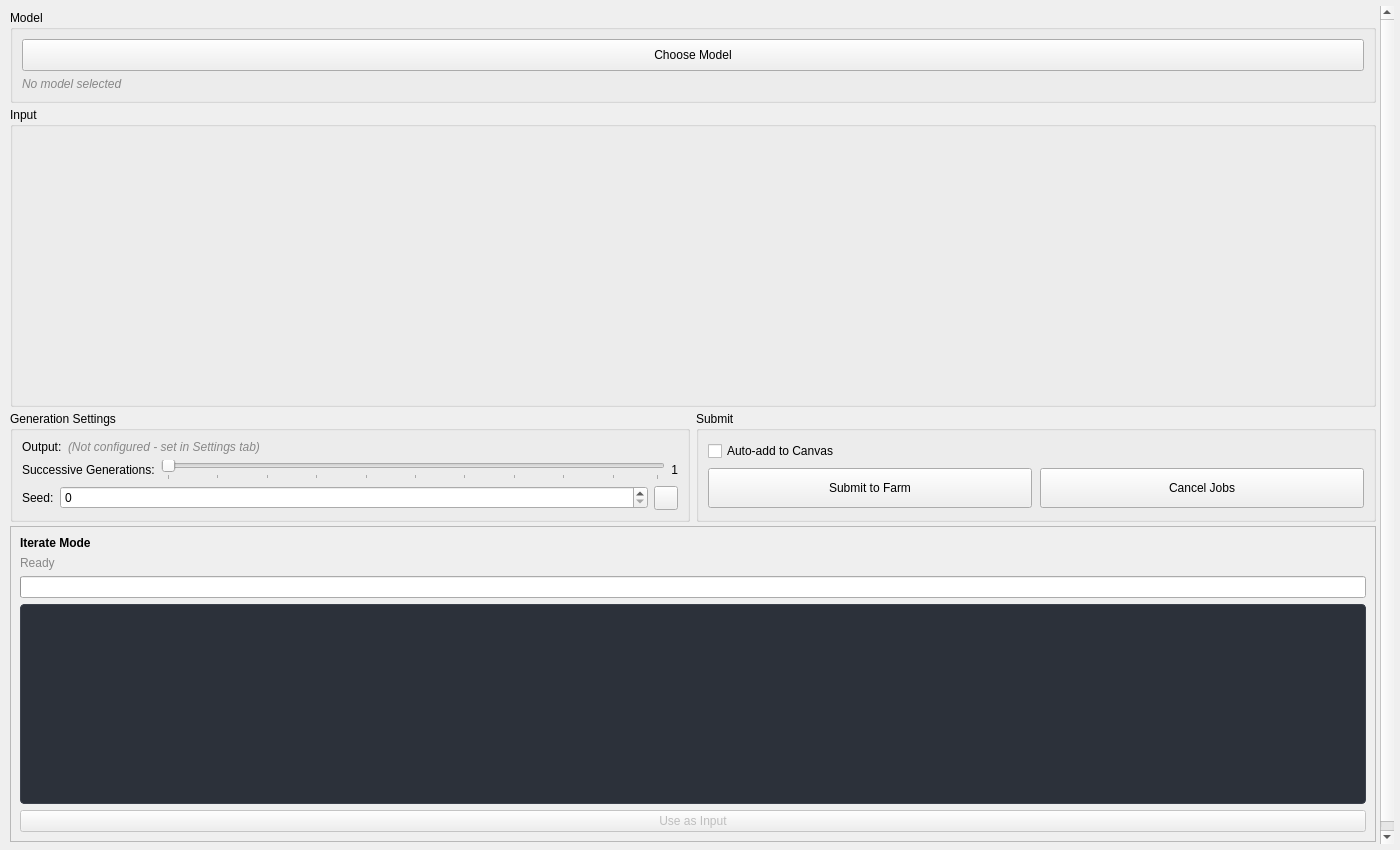
This is resources/ui/tabs/comfyui.ui in cpt-cabbage/luma_tools as Qt 5 draws it before an edit. The edited form follows.
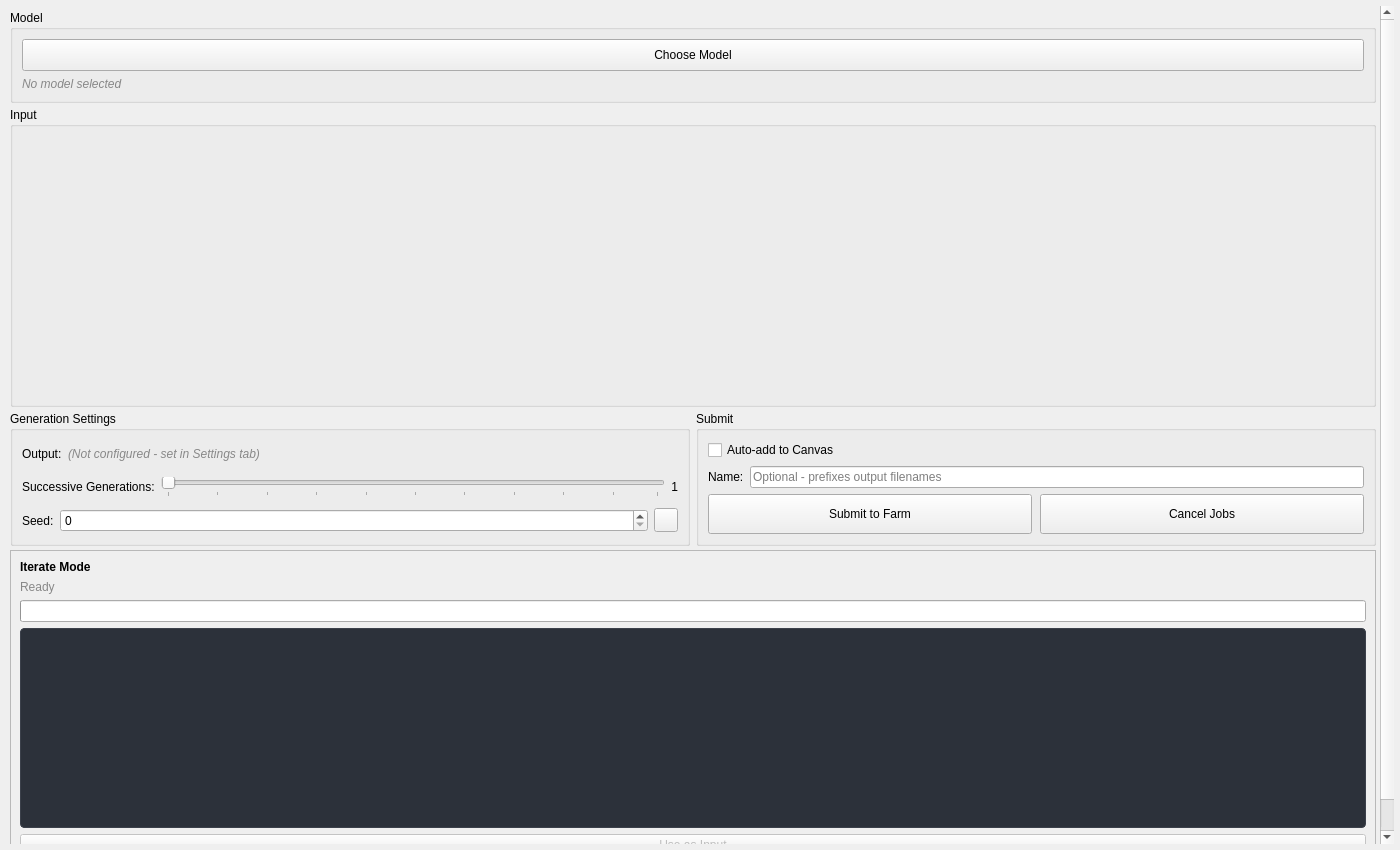
This is the edited form.

```diff
--- a/resources/ui/tabs/comfyui.ui
+++ b/resources/ui/tabs/comfyui.ui
@@ -346,6 +346,33 @@
               </property>
              </widget>
             </item>
+            <item>
+             <layout class="QHBoxLayout" name="nameLayout">
+              <property name="spacing">
+               <number>6</number>
+              </property>
+              <item>
+               <widget class="QLabel" name="label_name">
+                <property name="text">
+                 <string>Name:</string>
+                </property>
+               </widget>
+              </item>
+              <item>
+               <widget class="QLineEdit" name="ComfyUIName">
+                <property name="placeholderText">
+                 <string>Optional - prefixes output filenames</string>
+                </property>
+                <property name="maxLength">
+                 <number>60</number>
+                </property>
+                <property name="toolTip">
+                 <string>Optional label prepended to output filenames for easier identification</string>
+                </property>
+               </widget>
+              </item>
+             </layout>
+            </item>
             <item>
              <layout class="QHBoxLayout" name="submitButtonsLayout">
               <property name="spacing">
```
